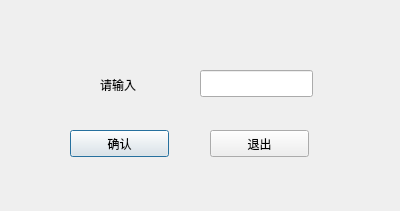
Qt form Qt/Train/getstring.ui (pascalprimer/DataStructure) before a commit.
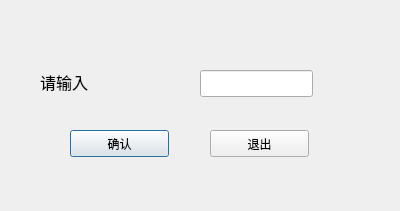
The same form after that commit.

What changed in the file:
```diff
--- a/Qt/Train/getstring.ui
+++ b/Qt/Train/getstring.ui
@@ -29,14 +29,14 @@
   <widget class="QLabel" name="label">
    <property name="geometry">
     <rect>
-     <x>100</x>
+     <x>40</x>
      <y>70</y>
-     <width>111</width>
-     <height>31</height>
+     <width>161</width>
+     <height>21</height>
     </rect>
    </property>
    <property name="text">
-    <string>&lt;html&gt;&lt;head/&gt;&lt;body&gt;&lt;p&gt;请输入&lt;/p&gt;&lt;/body&gt;&lt;/html&gt;</string>
+    <string>&lt;html&gt;&lt;head/&gt;&lt;body&gt;&lt;p&gt;&lt;span style=&quot; font-size:12pt;&quot;&gt;请输入&lt;/span&gt;&lt;/p&gt;&lt;/body&gt;&lt;/html&gt;</string>
    </property>
   </widget>
   <widget class="QPushButton" name="quitBtn">
```
